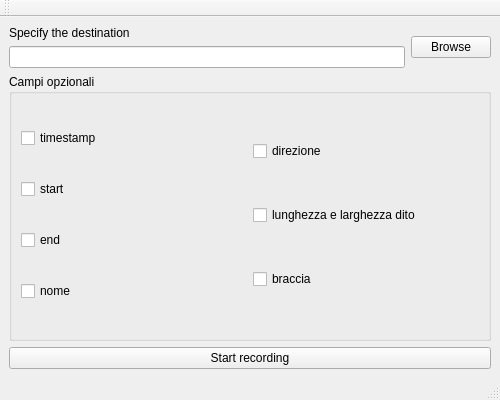
Above: mainwindow.ui from rbrondi/json-leap-logger before the change. Below: the same form after it.
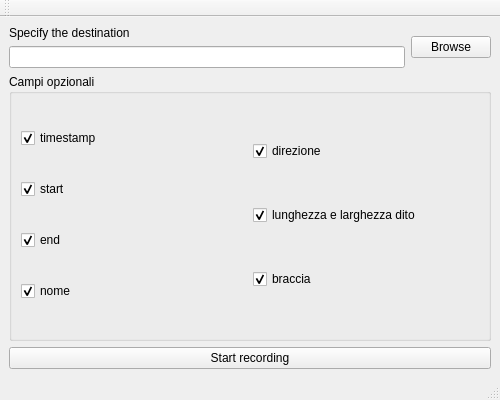
That is the form after the change.

Commit message: enabling checkboxes by default

The edit to the form file:
```diff
--- a/mainwindow.ui
+++ b/mainwindow.ui
@@ -65,6 +65,9 @@
            <property name="text">
             <string>timestamp</string>
            </property>
+           <property name="checked">
+            <bool>true</bool>
+           </property>
           </widget>
          </item>
          <item>
@@ -72,6 +75,9 @@
            <property name="text">
             <string>start</string>
            </property>
+           <property name="checked">
+            <bool>true</bool>
+           </property>
           </widget>
          </item>
          <item>
@@ -79,6 +85,9 @@
            <property name="text">
             <string>end</string>
            </property>
+           <property name="checked">
+            <bool>true</bool>
+           </property>
           </widget>
          </item>
          <item>
@@ -86,6 +95,9 @@
            <property name="text">
             <string>nome</string>
            </property>
+           <property name="checked">
+            <bool>true</bool>
+           </property>
           </widget>
          </item>
         </layout>
@@ -99,6 +111,9 @@
              <property name="text">
               <string>direzione</string>
              </property>
+             <property name="checked">
+              <bool>true</bool>
+             </property>
             </widget>
            </item>
            <item>
@@ -106,6 +121,9 @@
              <property name="text">
               <string>lunghezza e larghezza dito</string>
              </property>
+             <property name="checked">
+              <bool>true</bool>
+             </property>
             </widget>
            </item>
            <item>
@@ -113,6 +131,9 @@
              <property name="text">
               <string>braccia</string>
              </property>
+             <property name="checked">
+              <bool>true</bool>
+             </property>
             </widget>
            </item>
           </layout>
```
Left out of the diff: 6 changed lines with no effect on the pictures.
